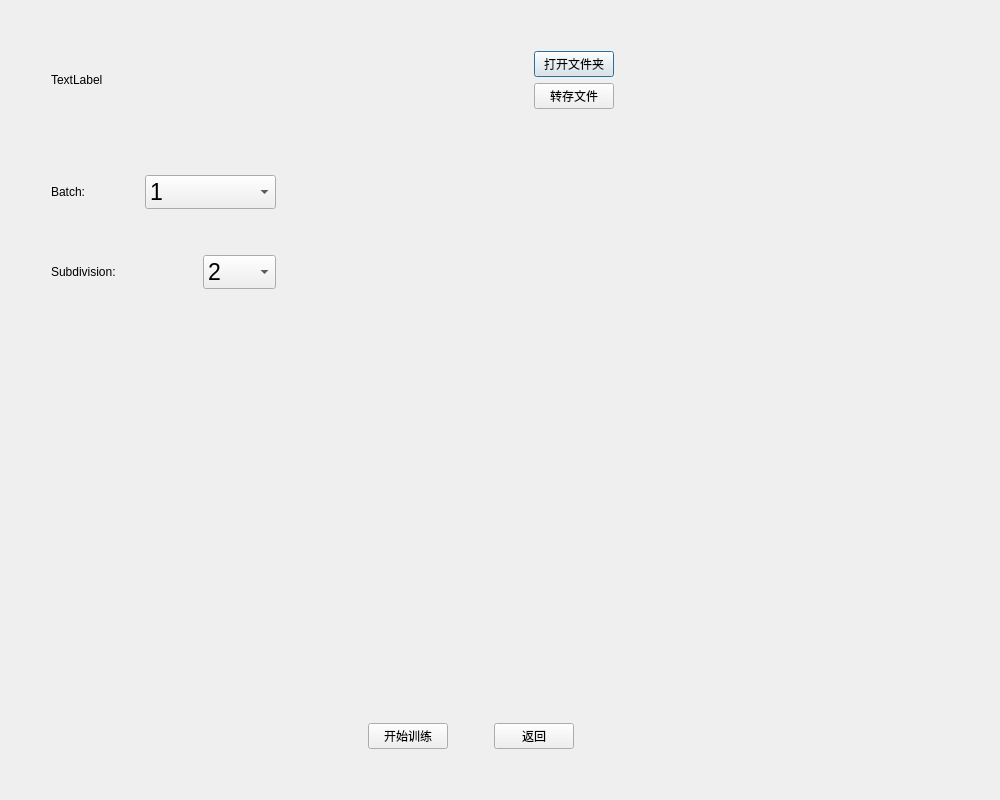
The window that GUI/train.ui (ZxxWs/IdentifyBuilding) describes before a commit, drawn with Qt 5.
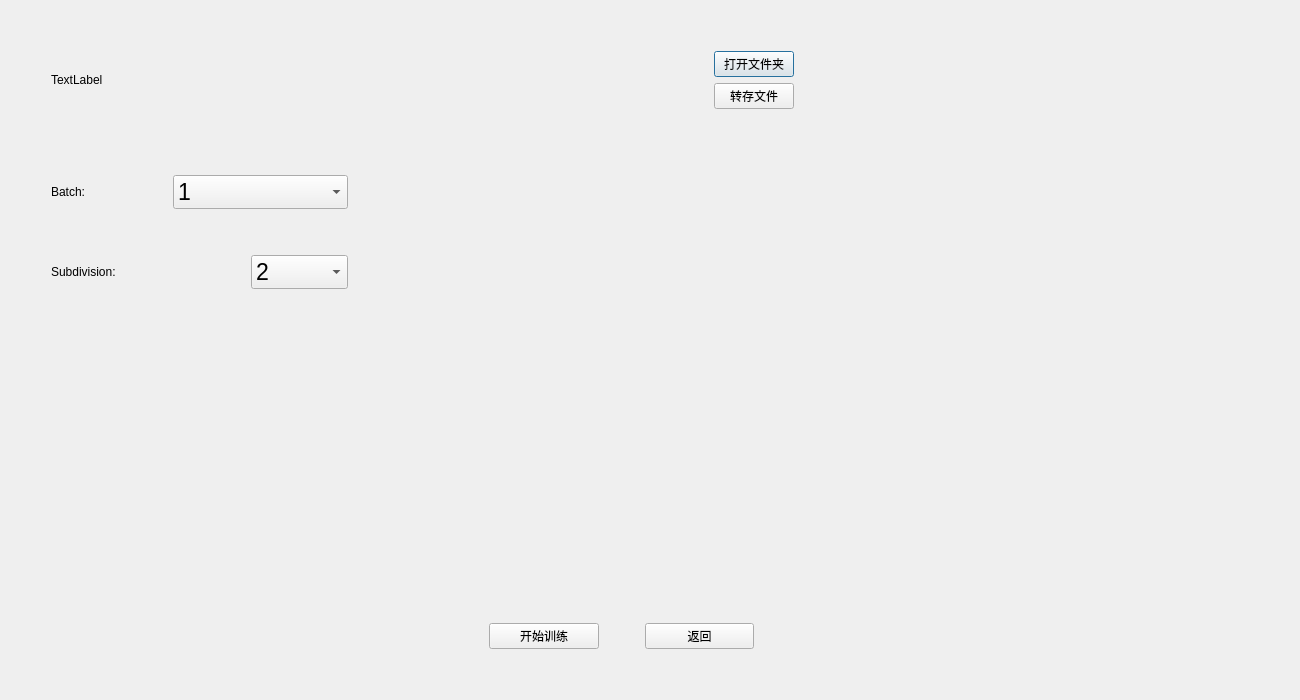
The same window after the commit.

```diff
--- a/GUI/train.ui
+++ b/GUI/train.ui
@@ -6,8 +6,8 @@
    <rect>
     <x>0</x>
     <y>0</y>
-    <width>1000</width>
-    <height>800</height>
+    <width>1300</width>
+    <height>700</height>
    </rect>
   </property>
   <property name="windowTitle">
@@ -285,7 +285,7 @@
            <item>
             <layout class="QVBoxLayout" name="verticalLayout_2" stretch="1">
              <item>
-              <layout class="QHBoxLayout" name="horizontalLayout_5" stretch="1,0,0,0,0">
+              <layout class="QHBoxLayout" name="horizontalLayout_5" stretch="4,1,0,1,0">
                <item>
                 <spacer name="horizontalSpacer_7">
                  <property name="orientation">
@@ -301,6 +301,12 @@
                </item>
                <item>
                 <widget class="QPushButton" name="pushButtonTrain">
+                 <property name="sizePolicy">
+                  <sizepolicy hsizetype="Expanding" vsizetype="Fixed">
+                   <horstretch>0</horstretch>
+                   <verstretch>0</verstretch>
+                  </sizepolicy>
+                 </property>
                  <property name="text">
                   <string>开始训练</string>
                  </property>
@@ -321,6 +327,12 @@
                </item>
                <item>
                 <widget class="QPushButton" name="pushButtonBack">
+                 <property name="sizePolicy">
+                  <sizepolicy hsizetype="Expanding" vsizetype="Fixed">
+                   <horstretch>0</horstretch>
+                   <verstretch>0</verstretch>
+                  </sizepolicy>
+                 </property>
                  <property name="text">
                   <string>返回</string>
                  </property>
```
